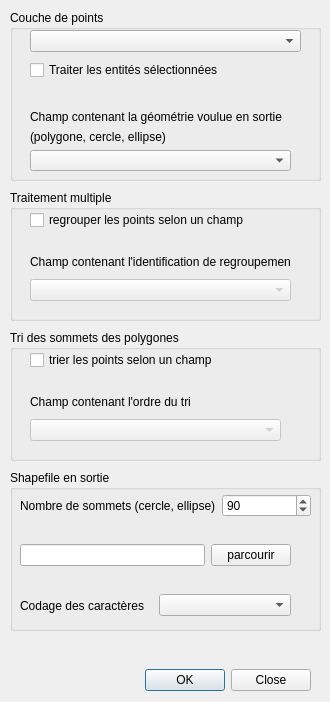
Before: the Qt Designer form ui/ui_archeocad.ui in alearcteam/ArcheoCAD, drawn with Qt 5.
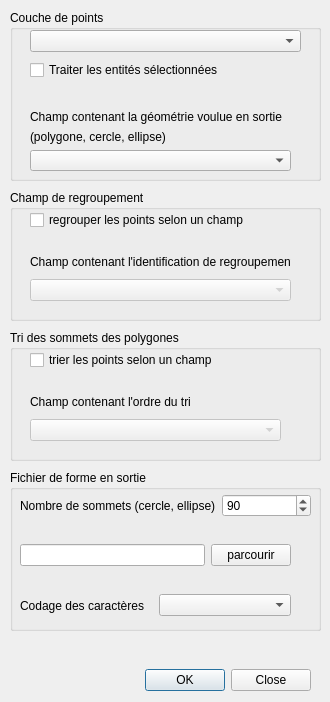
After: the same form once the commit is applied.

Diff of the .ui file:
```diff
--- a/ui/ui_archeocad.ui
+++ b/ui/ui_archeocad.ui
@@ -131,7 +131,7 @@
     </rect>
    </property>
    <property name="title">
-    <string>Traitement multiple</string>
+    <string>Champ de regroupement</string>
    </property>
    <widget class="QWidget" name="horizontalLayoutWidget">
     <property name="geometry">
@@ -192,7 +192,7 @@
     </rect>
    </property>
    <property name="title">
-    <string>Shapefile en sortie</string>
+    <string>Fichier de forme en sortie</string>
    </property>
    <widget class="QWidget" name="horizontalLayoutWidget_3">
     <property name="geometry">
```
